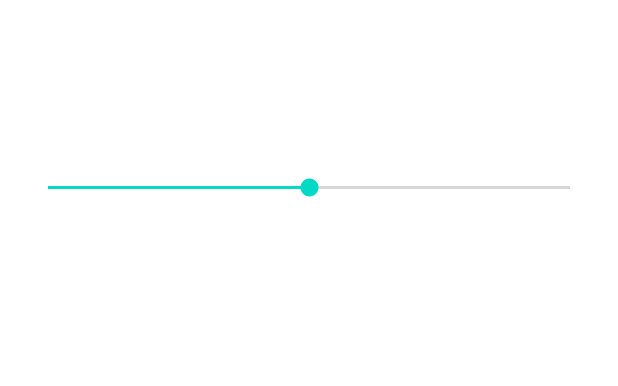
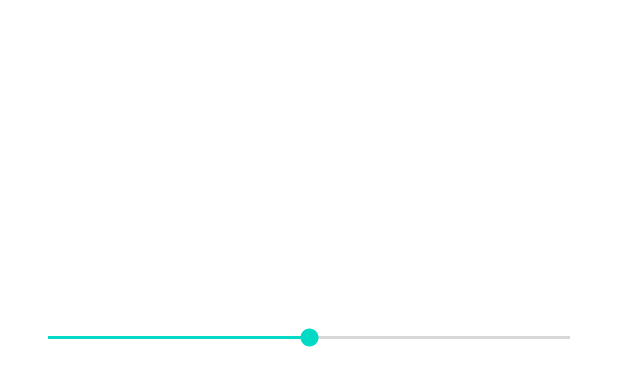
Before and after one commit to Brombeerkralle/Speedometer_NextGen_1, an Android app: the layout dialog_volume_control.xml on its own in the app's theme, with its tools: preview values and no code run, on a phone screen of 412 x 824 dp. Shown: the top 386 px of the screen. Run offline under Robolectric (Android 15) with nearby library versions, the phone set to English and light mode, and no system bars.

Commit message:
Tiny Changes to the Volume Control - Volume Warning Controll ##NOT WORKING ## NEEDS CHANGES

```diff
--- a/app/src/main/res/layout/dialog_volume_control.xml
+++ b/app/src/main/res/layout/dialog_volume_control.xml
@@ -10,7 +10,7 @@
         android:id="@+id/volumeSeekBar"
         android:layout_width="match_parent"
         android:layout_height="match_parent"
-        android:layout_marginTop="100dp"
+        android:layout_marginTop="200dp"
         android:max="100"
         android:progress="50" />
 
```
Also changed, not shown: app/src/main/java/com/example/speedometer_nextgen_1/MainActivity.kt (+10 -7 lines).
